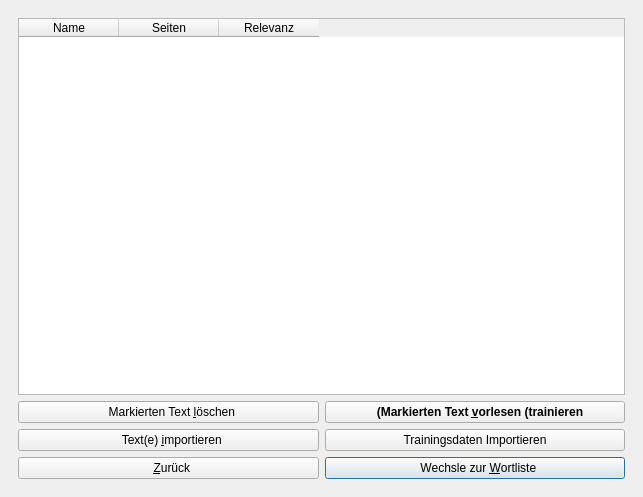
First picture: the form in ui/trainmain.ui, repository KDE/simon, before the edit.
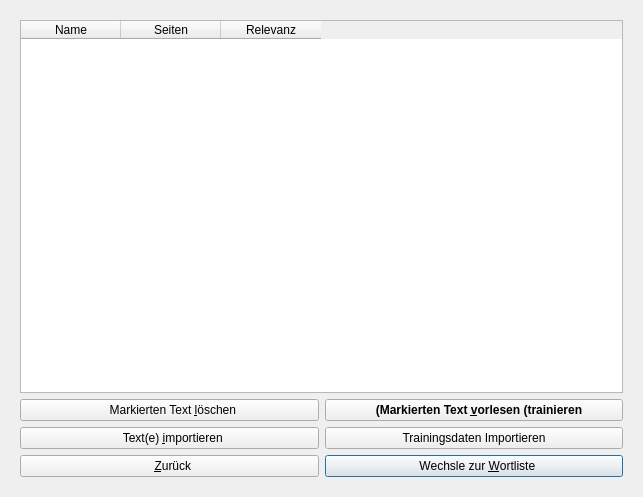
Second picture: the form after the edit. Icons and pictures are not drawn.

The edit to the form file:
```diff
--- a/ui/trainmain.ui
+++ b/ui/trainmain.ui
@@ -12,15 +12,9 @@
   <property name="windowTitle" >
    <string>Training</string>
   </property>
+  <layout class="QVBoxLayout" >
+   <item>
   <widget class="QStackedWidget" name="swAction" >
-   <property name="geometry" >
-    <rect>
-     <x>9</x>
-     <y>9</y>
-     <width>625</width>
-     <height>479</height>
-    </rect>
-   </property>
    <property name="currentIndex" >
     <number>0</number>
    </property>
@@ -480,6 +474,8 @@
     </layout>
    </widget>
   </widget>
+   </item>
+  </layout>
  </widget>
  <resources>
   <include location="../simon.qrc" />
```
Lines whose indentation alone changed are shown as unchanged.
